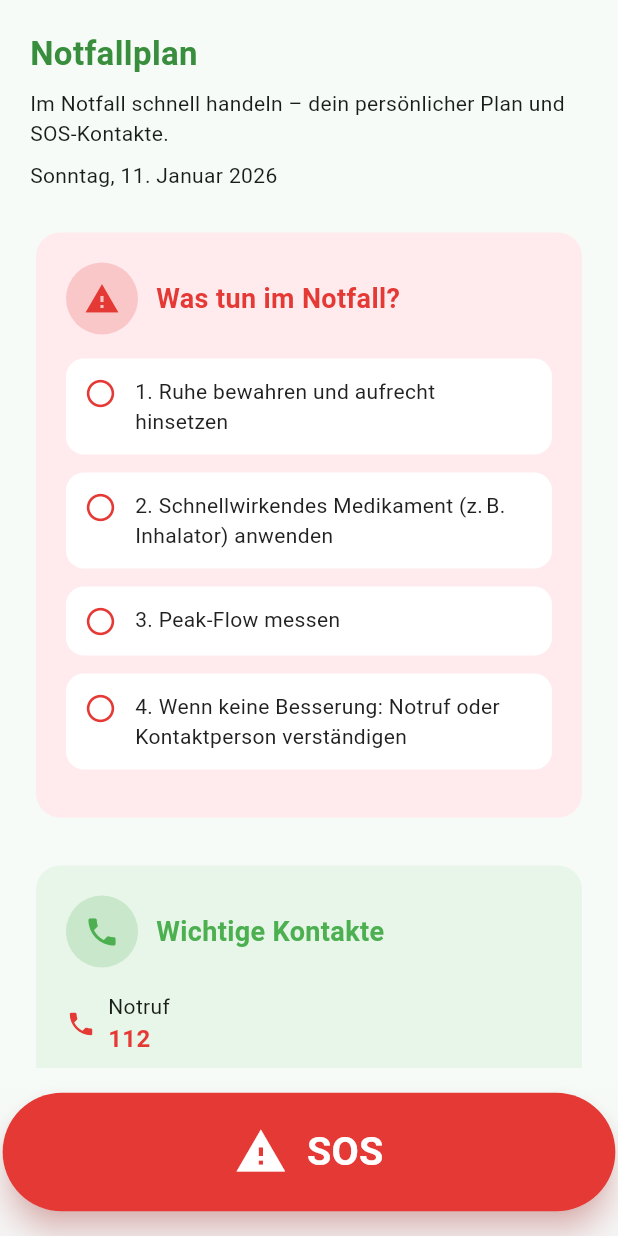
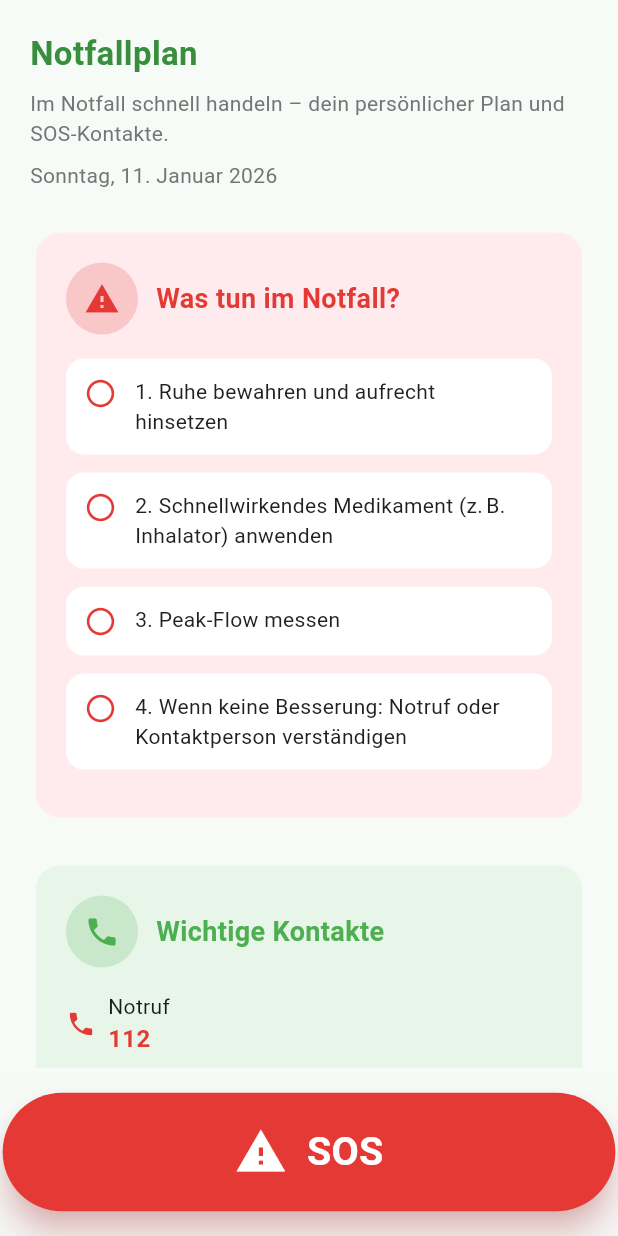
Before and after one commit to anja-05/flutter_asthma_app, a Flutter app: the screen it shows once a user with an empty profile is signed in, after a tap on "Notfall", on a phone screen of 412 x 824 dp. Run offline on Flutter 3.47's test engine with Material 3 defaults, Android fonts, the phone set to English and light mode, and no system bars; our stand-ins replace cloud_firestore, firebase_auth, firebase_core, fl_chart, flutter_local_notifications, geolocator and 2 more; missing offline and left inert: fitbitter; accounts and stored records are empty.

Commit message:
Made some small adjustments regarding design header of the screens

```diff
--- a/lib/models/medication.dart
+++ b/lib/models/medication.dart
@@ -1,4 +1,3 @@
-// lib/models/medication.dart
 import 'package:uuid/uuid.dart';
 
 const Uuid uuid = Uuid();
@@ -7,7 +6,7 @@ class Medication {
   final String id;
   final String name;
   final String dosage;
-  final String type; // Inhalator, Tablette, Spray
+  final String type;
   final List<String> times;
 
   Medication({
@@ -106,7 +105,7 @@ class PastMedicationIntake {
     'name': name,
     'dosage': dosage,
     'type': type,
-    'dateTime': dateTime.toIso8601String(), // Speichere Datum als String
+    'dateTime': dateTime.toIso8601String(),
   };
 
   factory PastMedicationIntake.fromJson(Map<String, dynamic> json) {
--- a/lib/models/peak_flow_measurement.dart
+++ b/lib/models/peak_flow_measurement.dart
@@ -4,8 +4,8 @@ import '../constants/app_colors.dart';
 class PeakFlowMeasurement {
   final String id;
   final DateTime dateTime;
-  final int value; // in l/min
-  final int personalBest; // Persönlicher Bestwert
+  final int value;
+  final int personalBest;
   final String? notes;
 
   PeakFlowMeasurement({
--- a/lib/models/vital_data.dart
+++ b/lib/models/vital_data.dart
@@ -1,9 +1,9 @@
 class VitalData {
   final String id;
   final DateTime dateTime;
-  final int? heartRate; // Puls in bpm
-  final int? oxygenSaturation; // SpO2 in %
-  final int? respiratoryRate; // Atemfrequenz in /min
+  final int? heartRate;
+  final int? oxygenSaturation;
+  final int? respiratoryRate;
 
   VitalData({
     required this.id,
--- a/lib/screens/dashboard_screen.dart
+++ b/lib/screens/dashboard_screen.dart
@@ -1,6 +1,5 @@
 import 'package:fitbitter/fitbitter.dart';
 import 'package:flutter/material.dart';
-import 'package:intl/intl.dart';
 import 'package:intl/date_symbol_data_local.dart';
 import 'package:permission_handler/permission_handler.dart';
 import 'package:shared_preferences/shared_preferences.dart';
@@ -8,7 +7,6 @@ import 'package:shared_preferences/shared_preferences.dart';
 import '../constants/app_colors.dart';
 import '../widgets/dashboard/dashboard_card.dart';
 import '../widgets/dashboard/greeting_header.dart';
-import '../widgets/common/bottom_navigation.dart';
 
 import '../services/auth_service.dart';
 import '../models/user.dart';
@@ -140,7 +138,7 @@ class _DashboardScreenState extends State<DashboardScreen> {
     );
   }
 
-  // FITBIT AUTH-FUNKTION (unverändert)
+  // FITBIT AUTH-FUNKTION
   Future<void> _connectFitbit() async {
     try {
       FitbitCredentials? fitbitCredentials = await FitbitConnector.authorize(
@@ -160,7 +158,7 @@ class _DashboardScreenState extends State<DashboardScreen> {
   }
 
 
-  // HERZFREQUENZ ABRUFEN (unverändert)
+  // HERZFREQUENZ ABRUFEN
   Future<void> _getHeartRate(FitbitCredentials fitbitCredentials) async {
     try {
       FitbitHeartDataManager heartManager = FitbitHeartDataManager(
@@ -244,11 +242,11 @@ class _DashboardScreenState extends State<DashboardScreen> {
                 ),
                 const SizedBox(height: 16),
                 DashboardCard(
-                  title: 'Pollen und Luftqualität',
+                  title: 'Warnungen',
                   icon: Icons.warning_amber,
                   iconColor: AppColors.darkGreen,
                   backgroundColor: AppColors.warningCardBg,
-                  content: 'Aktuelle Werte in deiner Umgebung.',
+                  content: 'Pollen & Luftqualität\nAktuelle Werte anzeigen',
                   onTap: () => _navigateToScreen('Warnungen'),
                 ),
                 const SizedBox(height: 16),
@@ -274,7 +272,6 @@ class _DashboardScreenState extends State<DashboardScreen> {
                 const Divider(),
                 const SizedBox(height: 16),
 
-                // Benachrichtigungen Switch
                 Container(
                   padding: const EdgeInsets.all(12),
                   decoration: BoxDecoration(
--- a/lib/screens/emergency_plan_screen.dart
+++ b/lib/screens/emergency_plan_screen.dart
@@ -294,13 +294,19 @@ class _EmergencyPlanScreenState extends State<EmergencyPlanScreen> {
               const SizedBox(height: 8),
               const Text(
                 'Im Notfall schnell handeln – dein persönlicher Plan und SOS-Kontakte.',
-                style: TextStyle(fontSize: 14),
+                style: TextStyle(
+                  fontSize: 14,
+                  color: AppColors.textSecondary,
+                ),
               ),
               const SizedBox(height: 8),
               Text(
                 DateFormat('EEEE, dd. MMMM yyyy', 'de_DE')
                     .format(DateTime.now()),
-                style: const TextStyle(fontSize: 14),
+                style: TextStyle(
+                  fontSize: 14,
+                  color: AppColors.textSecondary,
+                ),
               ),
               const SizedBox(height: 24),
 
--- a/lib/screens/medication_plan_screen.dart
+++ b/lib/screens/medication_plan_screen.dart
@@ -11,7 +11,6 @@ import '../../services/medication_service.dart';
 
 const Uuid uuid = Uuid();
 
-// --- ZUSÄTZLICHE KLASSE: DIALOG FÜR DIE EINGABE (Unverändert) ---
 class _AddMedicationDialog extends StatefulWidget {
   final Function(Medication) onAdd;
 
@@ -162,8 +161,6 @@ class _AddMedicationDialogState extends State<_AddMedicationDialog> {
     );
   }
 }
-// --- ENDE DIALOG KLASSE ---
-
 
 class MedicationScreen extends StatefulWidget {
   const MedicationScreen({super.key});
@@ -188,15 +185,12 @@ class _MedicationScreenState extends State<MedicationScreen> {
     _loadMedications();
   }
 
-  // Funktion zur Überprüfung, ob ein Tageswechsel stattgefunden hat
   bool _isNewDay(DateTime? lastAccess) {
     if (lastAccess == null) return true;
     final now = DateTime.now();
-    // Prüfen, ob das Jahr, der Monat oder der Tag anders ist
     return now.year != lastAccess.year || now.month != lastAccess.month || now.day != lastAccess.day;
   }
 
-  // Funktion, die die Pläne in tägliche Einnahme-Einträge umwandelt
   List<MedicationIntake> _generateTodayIntakes(List<Medication> plans) {
     final allIntakes = plans.expand((plan) {
       return plan.times.map((time) {
@@ -215,7 +209,6 @@ class _MedicationScreenState extends State<MedicationScreen> {
     return allIntakes;
   }
 
-  // Ladefunktion (für Persistenz)
   Future<void> _loadMedications() async {
     final loadedPlans = await _service.loadMedications();
     final loadedRemindersStatus = await _service.loadRemindersStatus();
@@ -225,11 +218,9 @@ class _MedicationScreenState extends State<MedicationScreen> {
     List<MedicationIntake> currentIntakes;
 
     if (_isNewDay(lastAccess)) {
-      // Neuer Tag: Generiere Intakes neu (alle sind *nicht* genommen)
       currentIntakes = _generateTodayIntakes(loadedPlans);
-      await _service.saveTodayIntakes(currentIntakes); // Speichere den neuen Tagesplan
+      await _service.saveTodayIntakes(currentIntakes);
     } else {
-      // Gleicher Tag: Lade den gespeicherten Zustand der Intakes
       currentIntakes = await _service.loadTodayIntakes();
 
       // OPTIMIERUNG: Falls sich die Pläne geändert haben (durch Löschen/Hinzufügen),
@@ -245,13 +236,11 @@ class _MedicationScreenState extends State<MedicationScreen> {
       }
     }
 
-    // Speichere das aktuelle Zugriffsdatum für den nächsten Start
     await _service.saveLastAccessedDate();
 
     setState(() {
       _medicationPlans = loadedPlans;
       _allTodayIntakesWithStatus = currentIntakes;
-      // Filter: Nur die, die NICHT genommen wurden, sind heute relevant
       _todayIntakes = currentIntakes.where((i) => !i.taken).toList();
       _pastIntakes = loadedPastIntakes;
       _remindersEnabled = loadedRemindersStatus;
@@ -259,33 +248,23 @@ class _MedicationScreenState extends State<MedicationScreen> {
     });
   }
 
-  // KORRIGIERT: Fügt nur das NEUE Medikament zur bestehenden Intakes-Liste hinzu
   void _addNewPlan(Medication newMedication) async {
-    // 1. Füge das neue Medikament zur Plan-Liste hinzu
     final updatedPlans = [..._medicationPlans, newMedication];
-
-    // 2. Erstelle die Intakes nur für das NEUE Medikament (alle sind 'taken: false')
     final newIntakesForToday = _generateTodayIntakes([newMedication]);
-
-    // 3. Kombiniere die neuen Intakes mit den bestehenden Intakes, die den Status halten
-    // Wichtig: _allTodayIntakesWithStatus enthält den aktuellen "taken" Status
     final combinedIntakes = [..._allTodayIntakesWithStatus, ...newIntakesForToday];
 
-    // 4. Speichere den aktualisierten Plan und die COMBINED Intakes
     await _service.saveMedications(updatedPlans);
     await _service.saveTodayIntakes(combinedIntakes);
 
     setState(() {
       _medicationPlans = updatedPlans;
       _allTodayIntakesWithStatus = combinedIntakes;
-      // 5. Aktualisiere die gefilterte Liste für die Anzeige
       _todayIntakes = combinedIntakes.where((i) => !i.taken).toList();
     });
 
     _showSnackBar('Medikament ${newMedication.name} hinzugefügt!');
   }
 
-  // Löscht einen Einnahme-Eintrag und den dazugehörigen Plan
   void _deleteIntakeAndPlan(String intakeId) async {
     final allTodayIntakes = _allTodayIntakesWithStatus;
 
@@ -294,25 +273,21 @@ class _MedicationScreenState extends State<MedicationScreen> {
 
     final medicationName = intakeToDelete.name;
 
-    // 2. Entferne den zugehörigen Plan
     final updatedPlans = _medicationPlans.where((p) => p.name != medicationName).toList();
     await _service.saveMedications(updatedPlans);
 
-    // 3. Entferne alle heutigen Intake-Einträge des Plans
     final updatedIntakes = allTodayIntakes.where((i) => i.name != medicationName).toList();
     await _service.saveTodayIntakes(updatedIntakes);
 
     setState(() {
       _medicationPlans = updatedPlans;
       _allTodayIntakesWithStatus = updatedIntakes;
-      // Zeige nur die nicht genommenen an
       _todayIntakes = updatedIntakes.where((i) => !i.taken).toList();
     });
 
     _showSnackBar('Medikament "${medicationName}" gelöscht.');
   }
 
-  // Schaltet den Erinnerungs-Status um
   void _toggleReminders(bool value) async {
     setState(() {
       _remindersEnabled = value;
@@ -321,9 +296,7 @@ class _MedicationScreenState extends State<MedicationScreen> {
     _showSnackBar('Erinnerungen ${value ? "aktiviert" : "deaktiviert"}.');
   }
 
-  // Funktion zum Markieren als genommen und Verschieben
   void _markAsTaken(MedicationIntake intake) async {
-    // 1. PastIntake Eintrag erstellen
     final pastIntake = PastMedicationIntake(
       id: uuid.v4(),
       name: intake.name,
@@ -332,22 +305,18 @@ class _MedicationScreenState extends State<MedicationScreen> {
       dateTime: DateTime.now(),
     );
 
-    // 2. Aktualisiere den Status in der vollen Liste
     final int indexToUpdate = _allTodayIntakesWithStatus.indexWhere((i) => i.id == intake.id);
     if (indexToUpdate != -1) {
       _allTodayIntakesWithStatus[indexToUpdate] = intake.markAsTaken();
     }
 
-    // 3. Speichere den neuen Status der Intakes und der Historie
     await _service.saveTodayIntakes(_allTodayIntakesWithStatus);
     final updatedPastIntakes = [pastIntake, ..._pastIntakes];
     await _service.savePastIntakes(updatedPastIntakes);
 
     setState(() {
-      // 4. Entferne den Eintrag aus der gefilterten Liste im State (er verschwindet)
       _todayIntakes.removeWhere((i) => i.id == intake.id);
 
-      // 5. Aktualisiere die Historie
       _pastIntakes = updatedPastIntakes;
     });
 
@@ -367,7 +336,6 @@ class _MedicationScreenState extends State<MedicationScreen> {
     );
   }
 
-  // --- BUILD METHODE ---
   @override
   Widget build(BuildContext context) {
     if (_isLoading) {
@@ -385,7 +353,6 @@ class _MedicationScreenState extends State<MedicationScreen> {
           child: ListView(
             padding: const EdgeInsets.fromLTRB(20, 20, 20, 100),
             children: [
-              // ... (Überschriften und Datum)
               const Text(
                 'Medikationsplan',
                 style: TextStyle(
@@ -423,7 +390,6 @@ class _MedicationScreenState extends State<MedicationScreen> {
               ),
               const SizedBox(height: 12),
 
-              // Liste heutiger Einnahmen
               if (_todayIntakes.isEmpty)
                 const Center(child: Padding(
                   padding: EdgeInsets.symmetric(vertical: 20.0),
@@ -443,7 +409,6 @@ class _MedicationScreenState extends State<MedicationScreen> {
 
               const SizedBox(height: 12),
 
-              // Button hinzufügen
               SizedBox(
                 width: double.infinity,
                 child: ElevatedButton.icon(
@@ -463,7 +428,6 @@ class _MedicationScreenState extends State<MedicationScreen> {
 
               const SizedBox(height: 24),
 
-              // Erinnerungen CONTAINER
               Container(
                 decoration: BoxDecoration(
                   color: AppColors.lightGreen.withOpacity(0.15),
@@ -509,7 +473,6 @@ class _MedicationScreenState extends State<MedicationScreen> {
               ),
               const SizedBox(height: 12),
 
-              // Vergangene Einnahmen
               if (_pastIntakes.isEmpty)
                 const Center(child: Padding(
                   padding: EdgeInsets.symmetric(vertical: 20.0),
--- a/lib/screens/peak_flow_screen.dart
+++ b/lib/screens/peak_flow_screen.dart
@@ -6,7 +6,9 @@ import '../widgets/peak_flow/peak_flow_chart.dart';
 import '../widgets/peak_flow/peak_flow_meter.dart';
 import '../widgets/peak_flow/zone_indicator.dart';
 import '../constants/app_colors.dart';
-
+/// Der Screen ist nur ein Beispiel wie er einmal auschauen könnte.
+/// Er ist nicht fertig impplementiert.
+/// Er dient nur zur Veranschaulichung
 class PeakFlowScreen extends StatefulWidget {
   const PeakFlowScreen({super.key});
 
@@ -79,7 +81,6 @@ class _PeakFlowScreenState extends State<PeakFlowScreen> {
         child: ListView(
         padding: const EdgeInsets.fromLTRB(20, 20, 20, 40),
     children: [
-          // ✅ Header im gleichen Stil wie Symptomtagebuch
           const Text(
             'Peak-Flow Messungen',
             style: TextStyle(
@@ -106,16 +107,14 @@ class _PeakFlowScreenState extends State<PeakFlowScreen> {
                   color: AppColors.textSecondary,
                 ),
               ),
-              const SizedBox(width: 6),
-              const Icon(Icons.wb_sunny, color: Colors.orangeAccent, size: 18),
             ],
           ),
           const SizedBox(height: 24),
 
-          // ... dann folgen PeakFlowMeter, Chart usw.
+          // dann könnten PeakFlowMeter, Chart usw. folgen
 
 
-          // ✅ Aktuelle Messung
+          // Aktuelle Messung
           PeakFlowMeter(
             currentValue: latest.value.toDouble(),
             personalBest: latest.personalBest.toDouble(),
@@ -124,7 +123,7 @@ class _PeakFlowScreenState extends State<PeakFlowScreen> {
 
           const SizedBox(height: 24),
 
-          // ✅ Verlauf als Chart
+          // Verlauf als Chart
           PeakFlowChart(
             data: measurements
                 .map(
@@ -140,7 +139,7 @@ class _PeakFlowScreenState extends State<PeakFlowScreen> {
 
           const SizedBox(height: 32),
 
-          // ✅ Zonen-Info
+          // Zonen-Info
           _buildZoneExplanation(),
         ],
       ),
--- a/lib/screens/symptom/symptom_diary_screen.dart
+++ b/lib/screens/symptom/symptom_diary_screen.dart
@@ -121,7 +121,7 @@ class _SymptomDiaryScreenState extends State<SymptomDiaryScreen> {
                     Text(
                       'Symptomtagebuch',
                       style: TextStyle(
-                        fontSize: 26,
+                        fontSize: 22,
                         fontWeight: FontWeight.bold,
                         color: AppColors.primaryGreen,
                       ),
@@ -131,7 +131,7 @@ class _SymptomDiaryScreenState extends State<SymptomDiaryScreen> {
                       'Verfolge deine Lungenfunktion und erkenne Veränderungen frühzeitig.',
                       style: TextStyle(
                         fontSize: 14,
-                        color: Colors.grey,
+                        color: AppColors.textSecondary,
                       ),
                     ),
                     const SizedBox(height: 12),
@@ -142,7 +142,10 @@ class _SymptomDiaryScreenState extends State<SymptomDiaryScreen> {
                             'EEEE, d. MMMM yyyy',
                             'de_DE',
                           ).format(DateTime.now()),
-                          style: const TextStyle(fontSize: 14),
+                          style: TextStyle(
+                            fontSize: 14,
+                            color: AppColors.textSecondary,
+                          ),
                         ),
                         const SizedBox(width: 6),
                         const Icon(
--- a/lib/services/medication_service.dart
+++ b/lib/services/medication_service.dart
@@ -1,4 +1,3 @@
-// lib/services/medication_service.dart
 import 'dart:convert';
 import 'package:shared_preferences/shared_preferences.dart';
 import '../models/medication.dart';
@@ -10,7 +9,6 @@ class MedicationService {
   static const _keyPastIntakes = 'pastIntakeList';
   static const _keyLastAccessedDate = 'lastAccessedDate';
 
-  // --- Medication Plans ---
   Future<List<Medication>> loadMedications() async {
     final prefs = await SharedPreferences.getInstance();
     final jsonString = prefs.getString(_keyMedications);
@@ -27,7 +25,6 @@ class MedicationService {
     await prefs.setString(_keyMedications, jsonString);
   }
 
-  // --- Reminders Status ---
   Future<bool> loadRemindersStatus() async {
     final prefs = await SharedPreferences.getInstance();
     return prefs.getBool(_keyRemindersEnabled) ?? true;
@@ -38,7 +35,6 @@ class MedicationService {
     await prefs.setBool(_keyRemindersEnabled, isEnabled);
   }
 
-  // --- Einnahme Status heute (MedicationIntake) ---
   Future<List<MedicationIntake>> loadTodayIntakes() async {
     final prefs = await SharedPreferences.getInstance();
     final jsonString = prefs.getString(_keyTodayIntakes);
@@ -56,7 +52,6 @@ class MedicationService {
     await prefs.setString(_keyTodayIntakes, jsonString);
   }
 
-  // --- Vergangene Einnahmen (PastMedicationIntake) ---
   Future<List<PastMedicationIntake>> loadPastIntakes() async {
     final prefs = await SharedPreferences.getInstance();
     final jsonString = prefs.getString(_keyPastIntakes);
@@ -74,7 +69,6 @@ class MedicationService {
     await prefs.setString(_keyPastIntakes, jsonString);
   }
 
-  // --- Datum für Tageswechsel ---
   Future<DateTime?> loadLastAccessedDate() async {
     final prefs = await SharedPreferences.getInstance();
     final dateString = prefs.getString(_keyLastAccessedDate);
--- a/lib/widgets/dashboard/greeting_header.dart
+++ b/lib/widgets/dashboard/greeting_header.dart
@@ -22,7 +22,6 @@ class GreetingHeader extends StatelessWidget {
   }
 
   String _getWeatherEmoji() {
-    // Simplified - in real app, get from weather API
     final hour = DateTime.now().hour;
     if (hour >= 6 && hour < 20) {
       return '☀️';
--- a/lib/widgets/medication/medication_card.dart
+++ b/lib/widgets/medication/medication_card.dart
@@ -1,4 +1,3 @@
-// lib/widgets/medication/medication_card.dart
 import 'package:flutter/material.dart';
 import '../../models/medication.dart';
 import '../common/app_card.dart';
--- a/lib/widgets/medication/medication_intake_card.dart
+++ b/lib/widgets/medication/medication_intake_card.dart
@@ -1,4 +1,3 @@
-// lib/widgets/medication/medication_intake_card.dart
 import 'package:flutter/material.dart';
 import '../../models/medication.dart';
 import '../common/app_card.dart';
@@ -8,7 +7,7 @@ class MedicationIntakeCard extends StatelessWidget {
   final MedicationIntake intake;
   final VoidCallback onMarkAsTaken;
   final VoidCallback? onTap;
-  final VoidCallback? onDelete; // NEU: Callback für Löschen
+  final VoidCallback? onDelete;
 
   const MedicationIntakeCard({
     Key? key,
@@ -29,7 +28,6 @@ class MedicationIntakeCard extends StatelessWidget {
       child: Row(
         crossAxisAlignment: CrossAxisAlignment.start,
         children: [
-          // ICON-KREIS
           Container(
             width: 42,
             height: 42,
--- a/lib/widgets/peak_flow/peak_flow_chart.dart
+++ b/lib/widgets/peak_flow/peak_flow_chart.dart
@@ -147,8 +147,8 @@ class PeakFlowChart extends StatelessWidget {
                 ],
                 lineTouchData: LineTouchData(
                   touchTooltipData: LineTouchTooltipData(
-                    tooltipPadding: EdgeInsets.all(8), // Passen Sie den Innenabstand des Tooltips an
-                    tooltipBorderRadius: BorderRadius.circular(8), // Rundet die Ecken des Tooltips
+                    tooltipPadding: EdgeInsets.all(8),
+                    tooltipBorderRadius: BorderRadius.circular(8),
                     getTooltipItems: (List<LineBarSpot> touchedBarSpots) {
                       return touchedBarSpots.map((barSpot) {
                         return LineTooltipItem(
--- a/lib/widgets/vitals/vital_chart.dart
+++ b/lib/widgets/vitals/vital_chart.dart
@@ -1,6 +1,6 @@
 import 'package:flutter/material.dart';
 import 'package:fl_chart/fl_chart.dart';
-import '../common/app_card.dart'; // Passe den Pfad ggf. an
+import '../common/app_card.dart';
 
 class VitalChart extends StatelessWidget {
   final String title;
```
Also changed, not shown: lib/main.dart (+7 -10 lines), lib/screens/login_screen.dart (+0 -9 lines), lib/screens/register_screen.dart (+1 -11 lines), lib/screens/vital_data_screen.dart (+4 -12 lines), lib/screens/warnings_screen.dart (+20 -6 lines), lib/widgets/warnings/weather_status_card.dart (deleted, +0 -160 lines).
